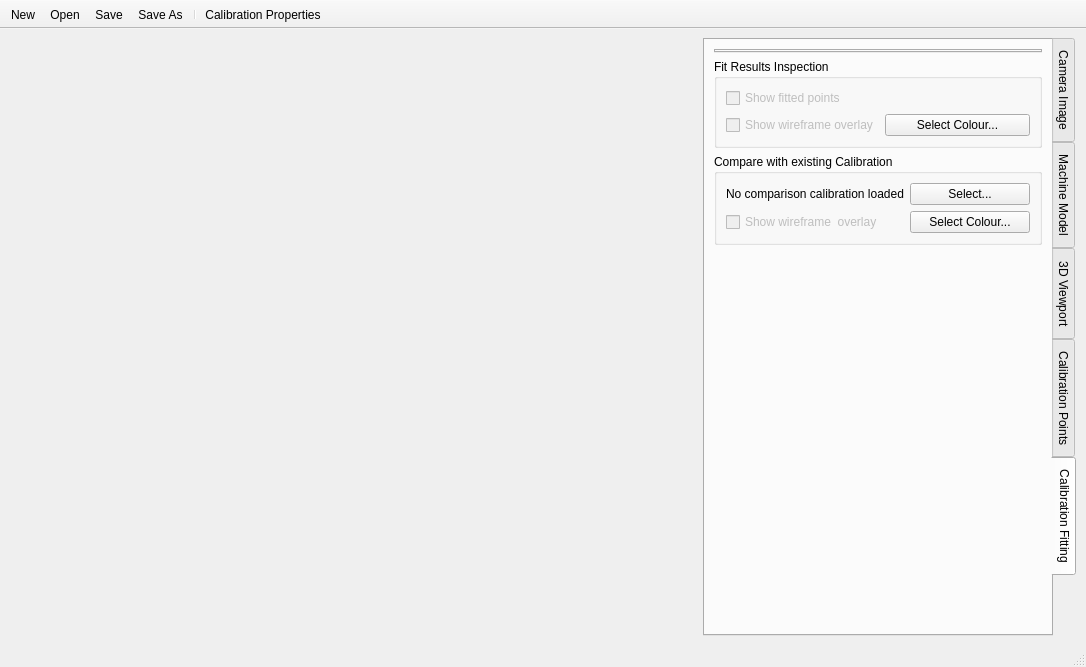
Above: calcam/gui/qt_designer_files/fitting_calib.ui from euratom-software/calcam before the change. Below: the same form after it.
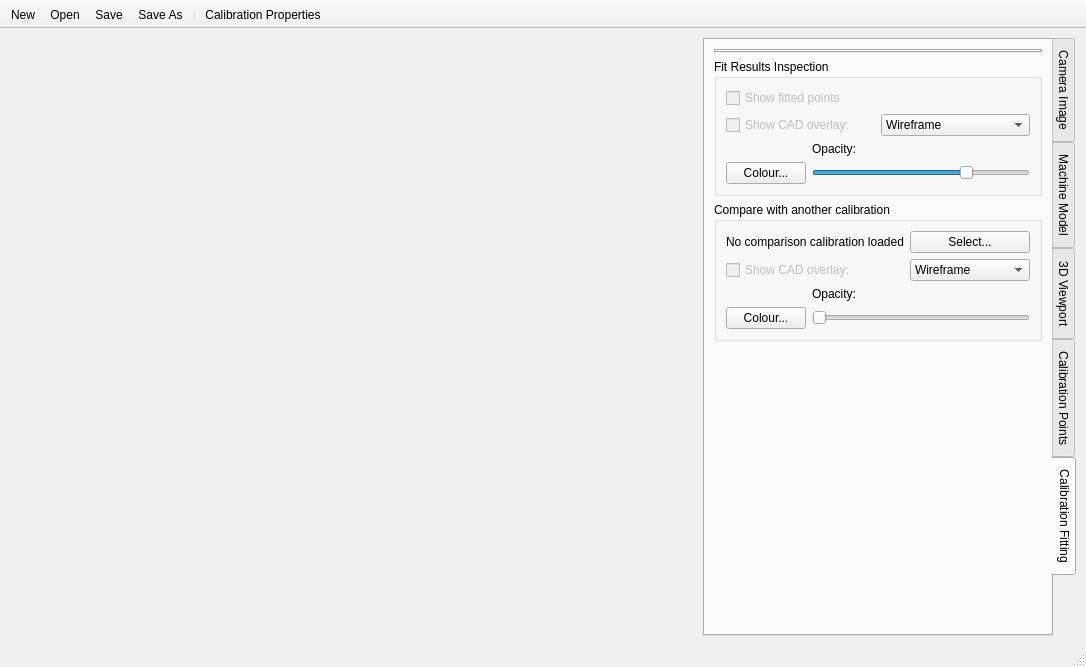
That is the form after the change. The open tabs and pages were chosen to show the change.

The edit to the form file:
```diff
--- a/calcam/gui/qt_designer_files/fitting_calib.ui
+++ b/calcam/gui/qt_designer_files/fitting_calib.ui
@@ -1357,11 +1357,11 @@
               <bool>false</bool>
              </property>
              <property name="text">
-              <string>Show wireframe overlay</string>
+              <string>Show CAD overlay:</string>
              </property>
             </widget>
            </item>
-           <item row="0" column="0">
+           <item row="0" column="0" colspan="2">
             <widget class="QCheckBox" name="fitted_points_checkbox">
              <property name="enabled">
               <bool>false</bool>
@@ -1372,10 +1372,68 @@
             </widget>
            </item>
            <item row="1" column="1">
-            <widget class="QPushButton" name="overlay_colour_button">
-             <property name="text">
-              <string>Select Colour...</string>
-             </property>
+            <widget class="QComboBox" name="overlay_type">
+             <item>
+              <property name="text">
+               <string>Wireframe</string>
+              </property>
+             </item>
+             <item>
+              <property name="text">
+               <string>Solid model</string>
+              </property>
+             </item>
+            </widget>
+           </item>
+           <item row="2" column="0" colspan="2">
+            <widget class="QWidget" name="overlay_appearance_controls" native="true">
+             <layout class="QGridLayout" name="gridLayout_18">
+              <property name="leftMargin">
+               <number>0</number>
+              </property>
+              <property name="topMargin">
+               <number>0</number>
+              </property>
+              <property name="rightMargin">
+               <number>0</number>
+              </property>
+              <property name="bottomMargin">
+               <number>0</number>
+              </property>
+              <item row="1" column="0">
+               <widget class="QPushButton" name="overlay_colour_button">
+                <property name="text">
+                 <string>Colour...</string>
+                </property>
+               </widget>
+              </item>
+              <item row="1" column="1">
+               <widget class="QSlider" name="overlay_opacity_slider">
+                <property name="minimum">
+                 <number>10</number>
+                </property>
+                <property name="maximum">
+                 <number>100</number>
+                </property>
+                <property name="sliderPosition">
+                 <number>75</number>
+                </property>
+                <property name="tracking">
+                 <bool>false</bool>
+                </property>
+                <property name="orientation">
+                 <enum>Qt::Horizontal</enum>
+                </property>
+               </widget>
+              </item>
+              <item row="0" column="1">
+               <widget class="QLabel" name="label_3">
+                <property name="text">
+                 <string>Opacity:</string>
+                </property>
+               </widget>
+              </item>
+             </layout>
             </widget>
            </item>
           </layout>
@@ -1397,29 +1455,9 @@
         <item row="5" column="0" colspan="2">
          <widget class="QGroupBox" name="groupBox_4">
           <property name="title">
-           <string>Compare with existing Calibration</string>
+           <string>Compare with another calibration</string>
           </property>
           <layout class="QGridLayout" name="gridLayout_16">
-           <item row="2" column="0">
-            <widget class="QCheckBox" name="comparison_overlay_checkbox">
-             <property name="enabled">
-              <bool>false</bool>
-             </property>
-             <property name="text">
-              <string>Show wireframe  overlay </string>
-             </property>
-            </widget>
-           </item>
-           <item row="2" column="1">
-            <widget class="QPushButton" name="comparison_overlay_colour_button">
-             <property name="enabled">
-              <bool>true</bool>
-             </property>
-             <property name="text">
-              <string>Select Colour...</string>
-             </property>
-            </widget>
-           </item>
            <item row="1" column="1">
             <widget class="QPushButton" name="open_comparison_calib">
              <property name="text">
@@ -1427,6 +1465,16 @@
              </property>
             </widget>
            </item>
+           <item row="2" column="0">
+            <widget class="QCheckBox" name="comparison_overlay_checkbox">
+             <property name="enabled">
+              <bool>false</bool>
+             </property>
+             <property name="text">
+              <string>Show CAD overlay:</string>
+             </property>
+            </widget>
+           </item>
            <item row="1" column="0">
             <widget class="QLabel" name="comparison_name">
              <property name="text">
@@ -1434,6 +1482,71 @@
              </property>
             </widget>
            </item>
+           <item row="2" column="1">
+            <widget class="QComboBox" name="comparison_overlay_type">
+             <item>
+              <property name="text">
+               <string>Wireframe</string>
+              </property>
+             </item>
+             <item>
+              <property name="text">
+               <string>Solid model</string>
+              </property>
+             </item>
+            </widget>
+           </item>
+           <item row="3" column="0" colspan="2">
+            <widget class="QWidget" name="comparison_overlay_appearance" native="true">
+             <layout class="QGridLayout" name="gridLayout_19">
+              <property name="leftMargin">
+               <number>0</number>
+              </property>
+              <property name="topMargin">
+               <number>0</number>
+              </property>
+              <property name="rightMargin">
+               <number>0</number>
+              </property>
+              <property name="bottomMargin">
+               <number>0</number>
+              </property>
+              <item row="1" column="0">
+               <widget class="QPushButton" name="comparison_overlay_colour_button">
+                <property name="enabled">
+                 <bool>true</bool>
+                </property>
+                <property name="text">
+                 <string>Colour...</string>
+                </property>
+               </widget>
+              </item>
+              <item row="1" column="1">
+               <widget class="QSlider" name="comparison_overlay_opacity_slider">
+                <property name="minimum">
+                 <number>10</number>
+                </property>
+                <property name="maximum">
+                 <number>100</number>
+                </property>
+                <property name="tracking">
+                 <bool>false</bool>
+                </property>
+                <property name="orientation">
+                 <enum>Qt::Horizontal</enum>
+                </property>
+               </widget>
+              </item>
+              <item row="0" column="1">
+               <widget class="QLabel" name="label_15">
+                <property name="text">
+                 <string>Opacity:</string>
+                </property>
+               </widget>
+              </item>
+             </layout>
+            </widget>
+           </item>
           </layout>
          </widget>
         </item>
```
